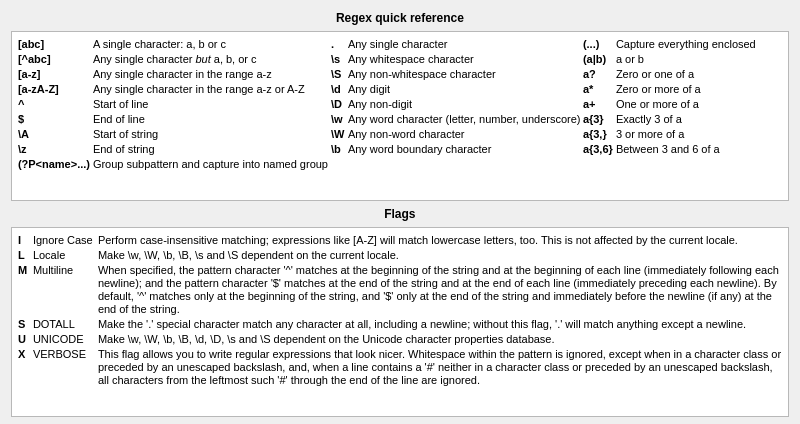
Above: blurdev/gui/widgets/pyularwidget/ui/regexrefdialog.ui from blurstudio/PrEditor before the change. Below: the same form after it.
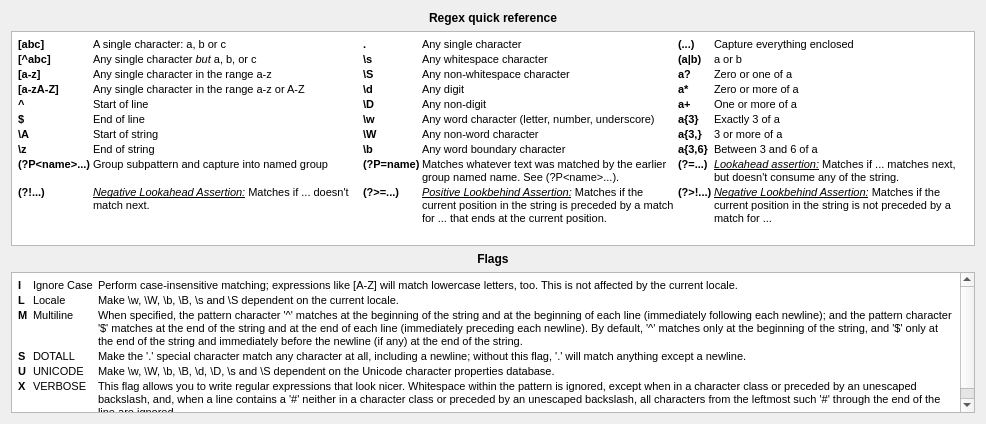
That is the form after the change.

Commit message: Updated the refrence dialog.

Patch:
```diff
--- a/blurdev/gui/widgets/pyularwidget/ui/regexrefdialog.ui
+++ b/blurdev/gui/widgets/pyularwidget/ui/regexrefdialog.ui
@@ -6,7 +6,7 @@
    <rect>
     <x>0</x>
     <y>0</y>
-    <width>800</width>
+    <width>986</width>
     <height>424</height>
    </rect>
   </property>
@@ -18,14 +18,14 @@
   </property>
   <property name="minimumSize">
    <size>
-    <width>800</width>
+    <width>986</width>
     <height>424</height>
    </size>
   </property>
   <property name="maximumSize">
    <size>
-    <width>800</width>
-    <height>424</height>
+    <width>16777215</width>
+    <height>16777215</height>
    </size>
   </property>
   <property name="windowTitle">
@@ -51,7 +51,7 @@
    <item>
     <widget class="QTextEdit" name="uiReffTXT">
      <property name="sizePolicy">
-      <sizepolicy hsizetype="Expanding" vsizetype="Maximum">
+      <sizepolicy hsizetype="Expanding" vsizetype="Expanding">
        <horstretch>0</horstretch>
        <verstretch>0</verstretch>
       </sizepolicy>
@@ -59,13 +59,13 @@
      <property name="minimumSize">
       <size>
        <width>0</width>
-       <height>170</height>
+       <height>215</height>
       </size>
      </property>
      <property name="maximumSize">
       <size>
        <width>16777215</width>
-       <height>170</height>
+       <height>16777215</height>
       </size>
      </property>
      <property name="readOnly">
@@ -84,11 +84,11 @@
 &lt;p style=&quot; margin-top:0px; margin-bottom:0px; margin-left:0px; margin-right:0px; -qt-block-indent:0; text-indent:0px;&quot;&gt;&lt;span style=&quot; font-size:8pt;&quot;&gt;A single character: a, b or c&lt;/span&gt;&lt;/p&gt;&lt;/td&gt;
 &lt;td&gt;
 &lt;p style=&quot; margin-top:0px; margin-bottom:0px; margin-left:0px; margin-right:0px; -qt-block-indent:0; text-indent:0px;&quot;&gt;&lt;span style=&quot; font-family:'Courier New,courier'; font-size:8pt; font-weight:600;&quot;&gt;.&lt;/span&gt;&lt;/p&gt;&lt;/td&gt;
-&lt;td&gt;
+&lt;td width=&quot;27%&quot;&gt;
 &lt;p style=&quot; margin-top:0px; margin-bottom:0px; margin-left:0px; margin-right:0px; -qt-block-indent:0; text-indent:0px;&quot;&gt;&lt;span style=&quot; font-size:8pt;&quot;&gt;Any single character&lt;/span&gt;&lt;/p&gt;&lt;/td&gt;
 &lt;td&gt;
 &lt;p style=&quot; margin-top:0px; margin-bottom:0px; margin-left:0px; margin-right:0px; -qt-block-indent:0; text-indent:0px;&quot;&gt;&lt;span style=&quot; font-family:'Courier New,courier'; font-size:8pt; font-weight:600;&quot;&gt;(...)&lt;/span&gt;&lt;/p&gt;&lt;/td&gt;
-&lt;td&gt;
+&lt;td width=&quot;27%&quot;&gt;
 &lt;p style=&quot; margin-top:0px; margin-bottom:0px; margin-left:0px; margin-right:0px; -qt-block-indent:0; text-indent:0px;&quot;&gt;&lt;span style=&quot; font-size:8pt;&quot;&gt;Capture everything enclosed&lt;/span&gt;&lt;/p&gt;&lt;/td&gt;&lt;/tr&gt;
 &lt;tr&gt;
 &lt;td&gt;
@@ -186,10 +186,27 @@
 &lt;p style=&quot; margin-top:0px; margin-bottom:0px; margin-left:0px; margin-right:0px; -qt-block-indent:0; text-indent:0px;&quot;&gt;&lt;span style=&quot; font-family:'Courier New,courier'; font-size:8pt; font-weight:600;&quot;&gt;(?P&amp;lt;name&amp;gt;...)&lt;/span&gt;&lt;/p&gt;&lt;/td&gt;
 &lt;td&gt;
 &lt;p style=&quot; margin-top:0px; margin-bottom:0px; margin-left:0px; margin-right:0px; -qt-block-indent:0; text-indent:0px;&quot;&gt;&lt;span style=&quot; font-size:8pt;&quot;&gt;Group subpattern and capture into named group&lt;/span&gt;&lt;/p&gt;&lt;/td&gt;
-&lt;td&gt;&lt;/td&gt;
-&lt;td&gt;&lt;/td&gt;
-&lt;td&gt;&lt;/td&gt;
-&lt;td&gt;&lt;/td&gt;&lt;/tr&gt;&lt;/table&gt;&lt;/body&gt;&lt;/html&gt;</string>
+&lt;td&gt;
+&lt;p style=&quot; margin-top:0px; margin-bottom:0px; margin-left:0px; margin-right:0px; -qt-block-indent:0; text-indent:0px;&quot;&gt;&lt;span style=&quot; font-family:'Courier New,courier'; font-size:8pt; font-weight:600;&quot;&gt;(?P=name)&lt;/span&gt;&lt;/p&gt;&lt;/td&gt;
+&lt;td&gt;
+&lt;p style=&quot; margin-top:0px; margin-bottom:0px; margin-left:0px; margin-right:0px; -qt-block-indent:0; text-indent:0px;&quot;&gt;&lt;span style=&quot; font-size:8pt;&quot;&gt;Matches whatever text was matched by the earlier group named name. See (?P&amp;lt;name&amp;gt;...).&lt;/span&gt;&lt;/p&gt;&lt;/td&gt;
+&lt;td&gt;
+&lt;p style=&quot; margin-top:0px; margin-bottom:0px; margin-left:0px; margin-right:0px; -qt-block-indent:0; text-indent:0px;&quot;&gt;&lt;span style=&quot; font-family:'Courier New,courier'; font-size:8pt; font-weight:600;&quot;&gt;(?=...)&lt;/span&gt;&lt;/p&gt;&lt;/td&gt;
+&lt;td&gt;
+&lt;p style=&quot; margin-top:0px; margin-bottom:0px; margin-left:0px; margin-right:0px; -qt-block-indent:0; text-indent:0px;&quot;&gt;&lt;span style=&quot; font-size:8pt; font-style:italic; text-decoration: underline;&quot;&gt;Lookahead assertion:&lt;/span&gt;&lt;span style=&quot; font-size:8pt;&quot;&gt; Matches if ... matches next, but doesn't consume any of the string.&lt;/span&gt;&lt;/p&gt;&lt;/td&gt;&lt;/tr&gt;
+&lt;tr&gt;
+&lt;td&gt;
+&lt;p style=&quot; margin-top:0px; margin-bottom:0px; margin-left:0px; margin-right:0px; -qt-block-indent:0; text-indent:0px;&quot;&gt;&lt;span style=&quot; font-family:'Courier New,courier'; font-size:8pt; font-weight:600;&quot;&gt;(?!...)&lt;/span&gt;&lt;/p&gt;&lt;/td&gt;
+&lt;td&gt;
+&lt;p style=&quot; margin-top:0px; margin-bottom:0px; margin-left:0px; margin-right:0px; -qt-block-indent:0; text-indent:0px;&quot;&gt;&lt;span style=&quot; font-size:8pt; font-style:italic; text-decoration: underline;&quot;&gt;Negative Lookahead Assertion:&lt;/span&gt;&lt;span style=&quot; font-size:8pt;&quot;&gt; Matches if ... doesn't match next.&lt;/span&gt;&lt;/p&gt;&lt;/td&gt;
+&lt;td&gt;
+&lt;p style=&quot; margin-top:0px; margin-bottom:0px; margin-left:0px; margin-right:0px; -qt-block-indent:0; text-indent:0px;&quot;&gt;&lt;span style=&quot; font-family:'Courier New,courier'; font-size:8pt; font-weight:600;&quot;&gt;(?&amp;gt;=...)&lt;/span&gt;&lt;/p&gt;&lt;/td&gt;
+&lt;td&gt;
+&lt;p style=&quot; margin-top:0px; margin-bottom:0px; margin-left:0px; margin-right:0px; -qt-block-indent:0; text-indent:0px;&quot;&gt;&lt;span style=&quot; font-size:8pt; font-style:italic; text-decoration: underline;&quot;&gt;Positive Lookbehind Assertion:&lt;/span&gt;&lt;span style=&quot; font-size:8pt;&quot;&gt; Matches if the current position in the string is preceded by a match for ... that ends at the current position.&lt;/span&gt;&lt;/p&gt;&lt;/td&gt;
+&lt;td&gt;
+&lt;p style=&quot; margin-top:0px; margin-bottom:0px; margin-left:0px; margin-right:0px; -qt-block-indent:0; text-indent:0px;&quot;&gt;&lt;span style=&quot; font-family:'Courier New,courier'; font-size:8pt; font-weight:600;&quot;&gt;(?&amp;gt;!...)&lt;/span&gt;&lt;/p&gt;&lt;/td&gt;
+&lt;td&gt;
+&lt;p style=&quot; margin-top:0px; margin-bottom:0px; margin-left:0px; margin-right:0px; -qt-block-indent:0; text-indent:0px;&quot;&gt;&lt;span style=&quot; font-size:8pt; font-style:italic; text-decoration: underline;&quot;&gt;Negative Lookbehind Assertion:&lt;/span&gt;&lt;span style=&quot; font-size:8pt;&quot;&gt; Matches if the current position in the string is not preceded by a match for ...&lt;/span&gt;&lt;/p&gt;&lt;/td&gt;&lt;/tr&gt;&lt;/table&gt;&lt;/body&gt;&lt;/html&gt;</string>
      </property>
     </widget>
    </item>
@@ -220,13 +237,13 @@
      <property name="minimumSize">
       <size>
        <width>0</width>
-       <height>190</height>
+       <height>0</height>
       </size>
      </property>
      <property name="maximumSize">
       <size>
        <width>16777215</width>
-       <height>190</height>
+       <height>16777215</height>
       </size>
      </property>
      <property name="readOnly">
```
The commit also changes 1 other file.
